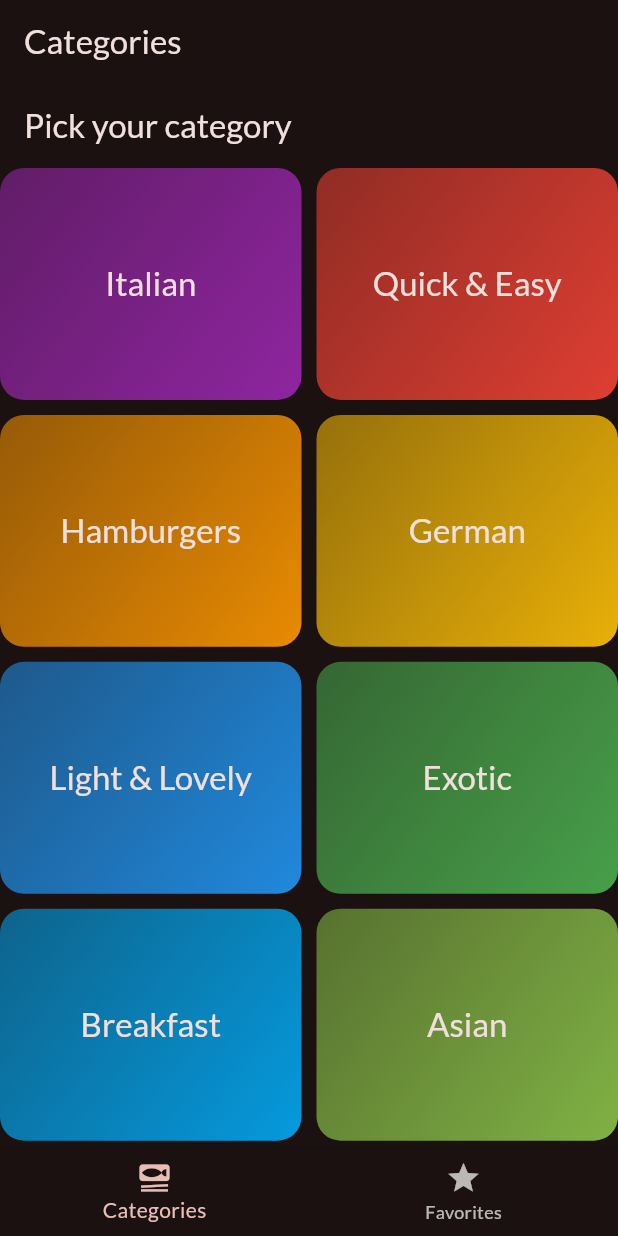
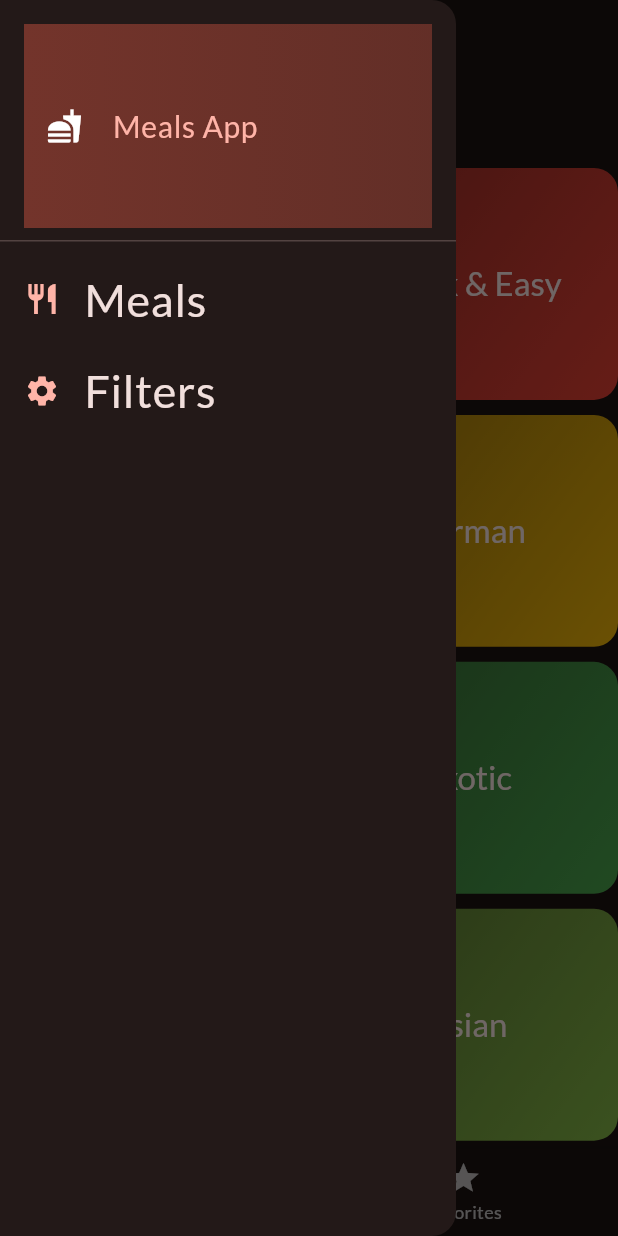
Before and after one commit to MohamedMahmoudAli/meal_app, a Flutter app: the screen it shows after launch, with the side drawer open (before the commit the screen has no drawer), on a phone screen of 412 x 824 dp. Run offline on Flutter 3.47's test engine with Material 3 defaults, Android fonts, the phone set to English and light mode, and no system bars; our stand-ins replace google_fonts, transparent_image.

```diff
--- /dev/null
+++ b/lib/screens/filters_screen.dart
@@ -0,0 +1,27 @@
+import 'package:flutter/material.dart';
+import 'package:meal_app/screens/categories_screen.dart';
+import 'package:meal_app/screens/tabs_screen.dart';
+import 'package:meal_app/widgets/main_drawer.dart';
+
+class FiltersScreen extends StatelessWidget {
+  const FiltersScreen({super.key});
+
+  @override
+  Widget build(BuildContext context) {
+    return Scaffold(
+      appBar: AppBar(
+        title: Text('Filters'),
+      ),
+      drawer: MainDrawer(
+        SelectedScreen: (String screen) {
+          Navigator.pop(context);
+          if (screen == 'Meals') {
+            Navigator.pushReplacement(context,
+                MaterialPageRoute(builder: (context) => const TabsScreen()));
+          }
+        },
+      ),
+      body: Text('Filters'),
+    );
+  }
+}
--- a/lib/screens/tabs_screen.dart
+++ b/lib/screens/tabs_screen.dart
@@ -1,7 +1,9 @@
 import 'package:flutter/material.dart';
 import 'package:meal_app/models/meal.dart';
 import 'package:meal_app/screens/categories_screen.dart';
+import 'package:meal_app/screens/filters_screen.dart';
 import 'package:meal_app/screens/meals_screen.dart';
+import 'package:meal_app/widgets/main_drawer.dart';
 
 class TabsScreen extends StatefulWidget {
   const TabsScreen({super.key});
@@ -21,6 +23,7 @@ class _TabsScreenState extends State<TabsScreen> {
       ),
     );
   }
+
   void _toggleFavoriteMealStatus(Meal meal) {
     final bool _isExisting = _favoriteMeals.contains(meal);
     if (_isExisting) {
@@ -42,6 +45,16 @@ class _TabsScreenState extends State<TabsScreen> {
     });
   }
 
+  void _setScreen(String identifier) {
+    if (identifier == 'Filters') {
+      Navigator.pop(context);
+      Navigator.push(context,
+          MaterialPageRoute(builder: (context) => const FiltersScreen()));
+    } else if (identifier == 'Meals') {
+      Navigator.pop(context);
+    }
+  }
+
   @override
   Widget build(BuildContext context) {
     Widget activeScreen = CategoriesScreen(
@@ -61,6 +74,7 @@ class _TabsScreenState extends State<TabsScreen> {
         title: Text(title),
       ),
       body: activeScreen,
+      drawer: MainDrawer(SelectedScreen: _setScreen),
       bottomNavigationBar: BottomNavigationBar(
         onTap: _selectedPage,
         currentIndex: _selectedPageIndex,
--- /dev/null
+++ b/lib/widgets/main_drawer.dart
@@ -0,0 +1,70 @@
+import 'package:flutter/material.dart';
+
+class MainDrawer extends StatelessWidget {
+  const MainDrawer({super.key, required this.SelectedScreen});
+  final Function (String screen) SelectedScreen;
+
+  @override
+  Widget build(BuildContext context) {
+    return Drawer(
+      child: Column(
+        children: [
+          DrawerHeader(
+              child: Container(
+            padding: const EdgeInsets.all(0),
+            margin: EdgeInsets.zero,
+            decoration: BoxDecoration(
+                gradient: LinearGradient(colors: [
+              Theme.of(context).colorScheme.primaryContainer,
+              Theme.of(context).colorScheme.primaryContainer.withOpacity(.8),
+            ])),
+            child: Padding(
+              padding: const EdgeInsets.all(15.0),
+              child: Row(
+                children: [
+                  Icon(Icons.fastfood),
+                  const SizedBox(
+                    width: 20,
+                  ),
+                  Text(
+                    'Meals App',
+                    style: TextStyle(
+                        fontSize: 20,
+                        color: Theme.of(context).colorScheme.primary),
+                  )
+                ],
+              ),
+            ),
+          )),
+          ListTile(
+            onTap: () {
+              SelectedScreen("Meals");
+
+            },
+            leading: Icon(Icons.restaurant),
+            iconColor: Theme.of(context).colorScheme.primary,
+            title: Text(
+              "Meals",
+              style: TextStyle(
+                  fontSize: 30,
+                  color: Theme.of(context).colorScheme.onBackground),
+            ),
+          ),
+          ListTile(
+            onTap: () {
+              SelectedScreen("Filters");
+            },
+            leading: const Icon(Icons.settings),
+            iconColor: Theme.of(context).colorScheme.primary,
+            title: Text(
+              "Filters",
+              style: TextStyle(
+                  fontSize: 30,
+                  color: Theme.of(context).colorScheme.onBackground),
+            ),
+          ),
+        ],
+      ),
+    );
+  }
+}
```
